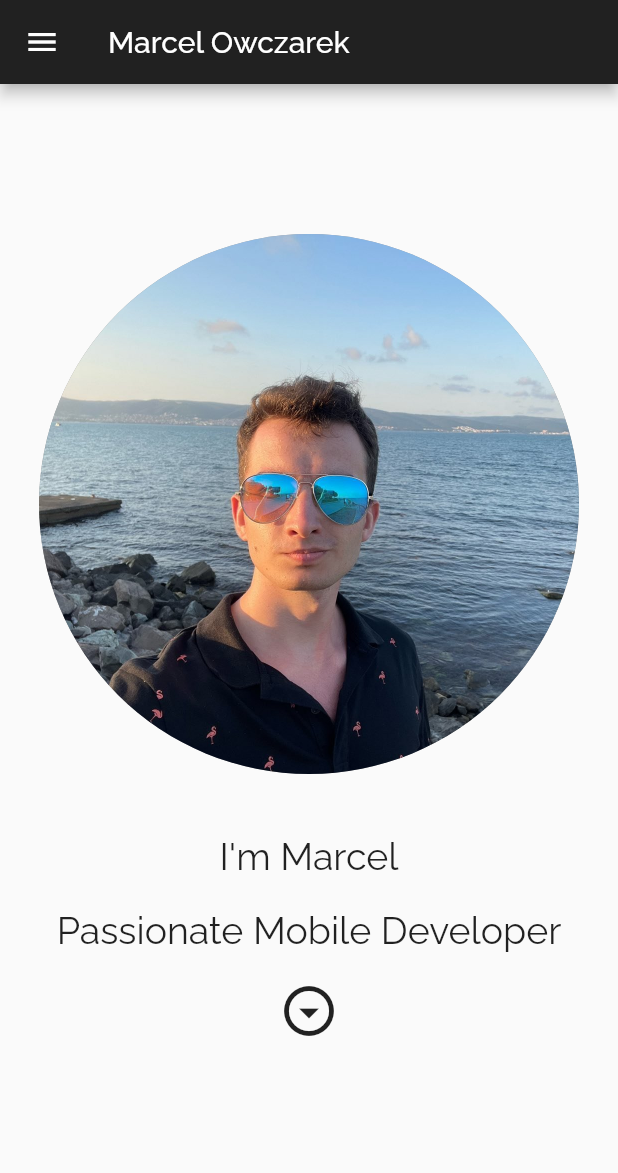
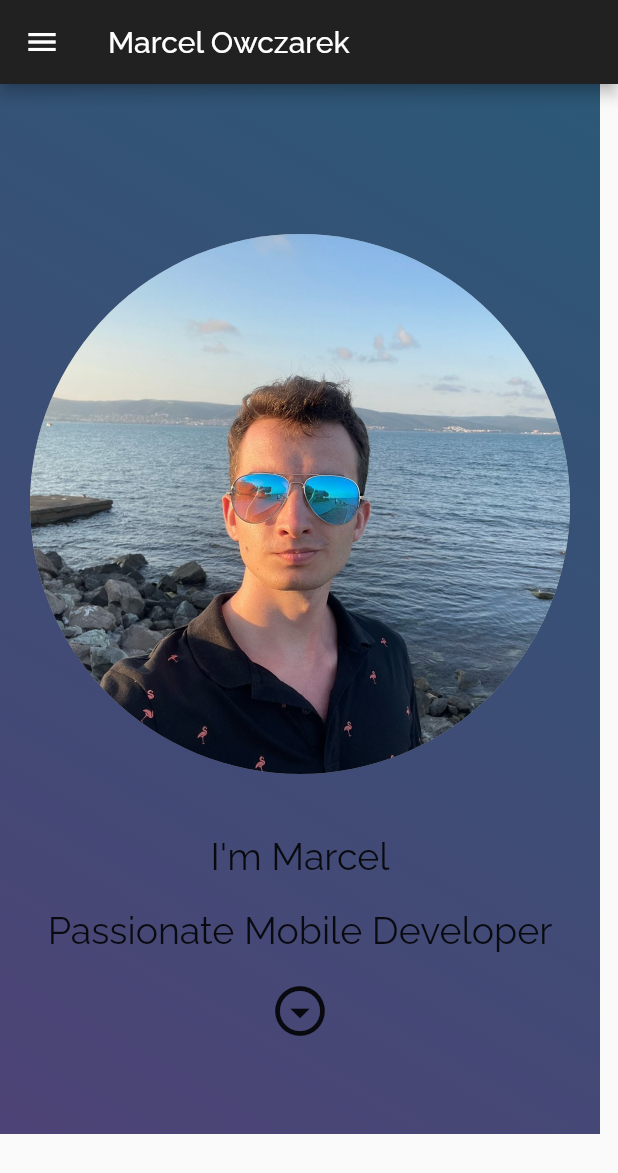
Before and after one commit to MarcelOwczarek/own_website, a Flutter app: the screen it shows after launch, on a phone screen of 412 x 824 dp. Shown: the top 1173 px of the screen. Run offline on Flutter 3.47's test engine with Material 2 defaults, Android fonts, the phone set to English and light mode, and no system bars; our stand-ins replace google_fonts.

Commit message:
Add background

```diff
--- a/lib/main.dart
+++ b/lib/main.dart
@@ -27,7 +27,20 @@ class MyApp extends StatelessWidget {
             child: const Icon(Icons.menu),
           ),
         ),
-        body: ListView(
+        body: Container(
+          height: 700,
+          width: 400,
+          decoration: const BoxDecoration(
+            gradient: LinearGradient(
+              colors: [
+                Color(0xFF2B5876),
+                Color(0xff4E4376),
+              ],
+              begin: Alignment.topRight,
+              end: Alignment.bottomLeft,
+            ),
+          ),
+          child: ListView(
             children: [
               Column(
                 children: [
@@ -57,6 +70,7 @@ class MyApp extends StatelessWidget {
             ],
           ),
         ),
+      ),
     );
   }
 }
```
Lines whose indentation alone changed are shown as unchanged.
